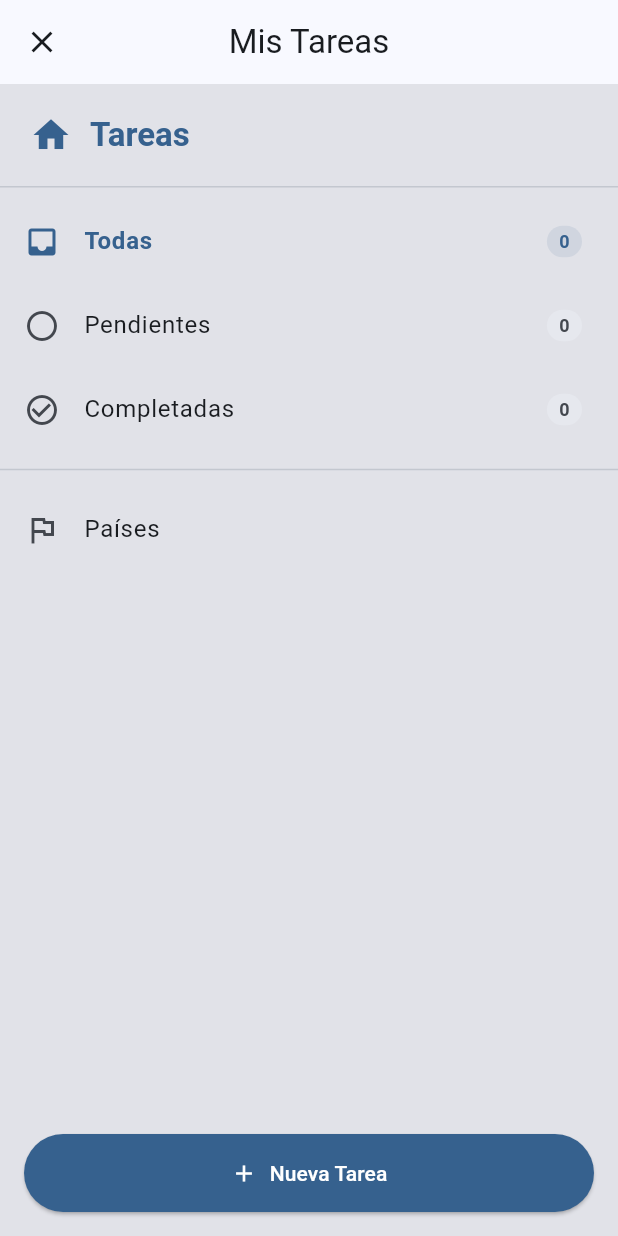
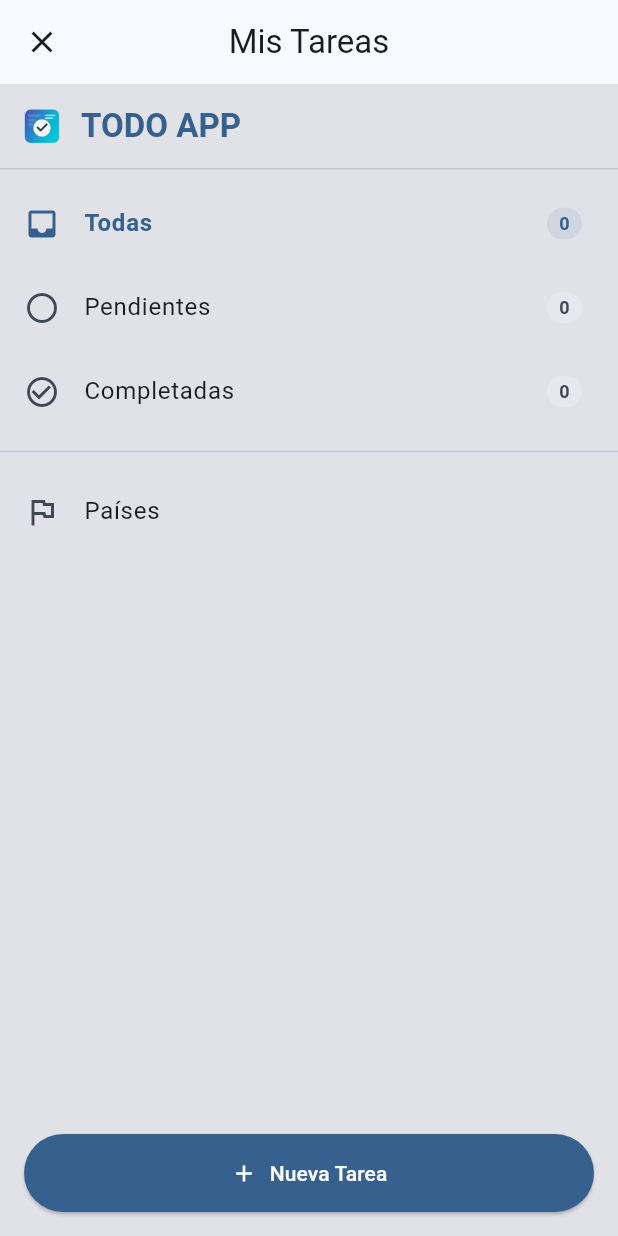
Before and after one commit to DanielAndresClavijo/todo_app, a Flutter app: the screen it shows after launch, after a tap on the "menu" icon, on a phone screen of 412 x 824 dp. Run offline on Flutter 3.47's test engine with Material 3 defaults, Android fonts, the phone set to English and light mode, and no system bars; our stand-ins replace dio, flutter_riverpod, fpdart, freezed_annotation, graphql_flutter, hive_ce and 1 more; accounts and stored records are empty; network calls fail.

Commit message:
feat: update app icons and integrate flutter_launcher_icons

```diff
--- a/lib/features/tasks/presentation/widgets/sidebar_navigation.dart
+++ b/lib/features/tasks/presentation/widgets/sidebar_navigation.dart
@@ -29,17 +29,17 @@ class SidebarNavigation extends ConsumerWidget {
         children: [
           // Header
           Padding(
-            padding: const EdgeInsets.all(20),
+            padding: const EdgeInsets.all(14),
             child: Row(
               children: [
-                Icon(
-                  Icons.home,
-                  color: Theme.of(context).colorScheme.primary,
-                  size: 28,
+                Image.asset(
+                  'assets/ic_launcher.png',
+                  width: 28,
+                  height: 28,
                 ),
                 const SizedBox(width: 12),
                 Text(
-                  'Tareas',
+                  'TODO APP',
                   style: Theme.of(context).textTheme.titleLarge?.copyWith(
                     color: Theme.of(context).colorScheme.primary,
                     fontWeight: FontWeight.bold,
```
Also changed, not shown: pubspec.yaml (+18 -0 lines), assets/ic_launcher.png (added), 12 other files.
